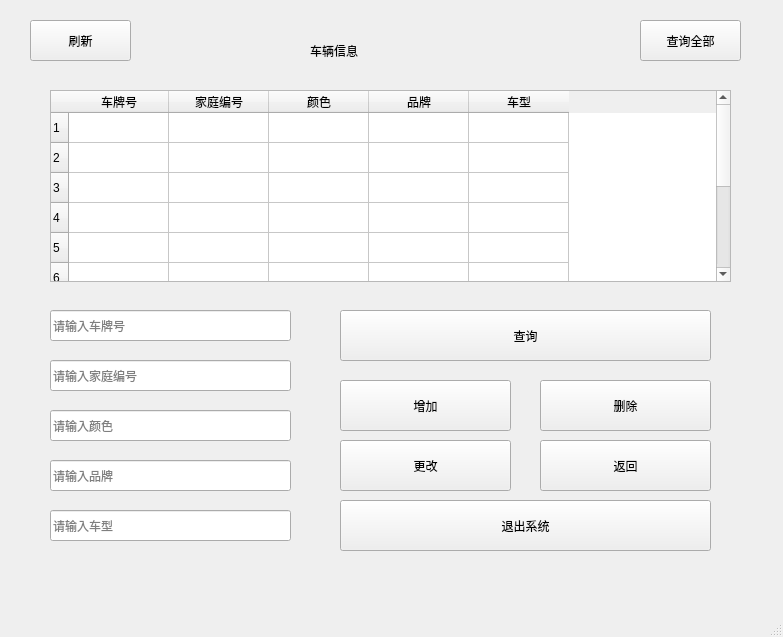
Old version of the form code/root_car.ui in the repository wan-qiang/Database_classdesigner.
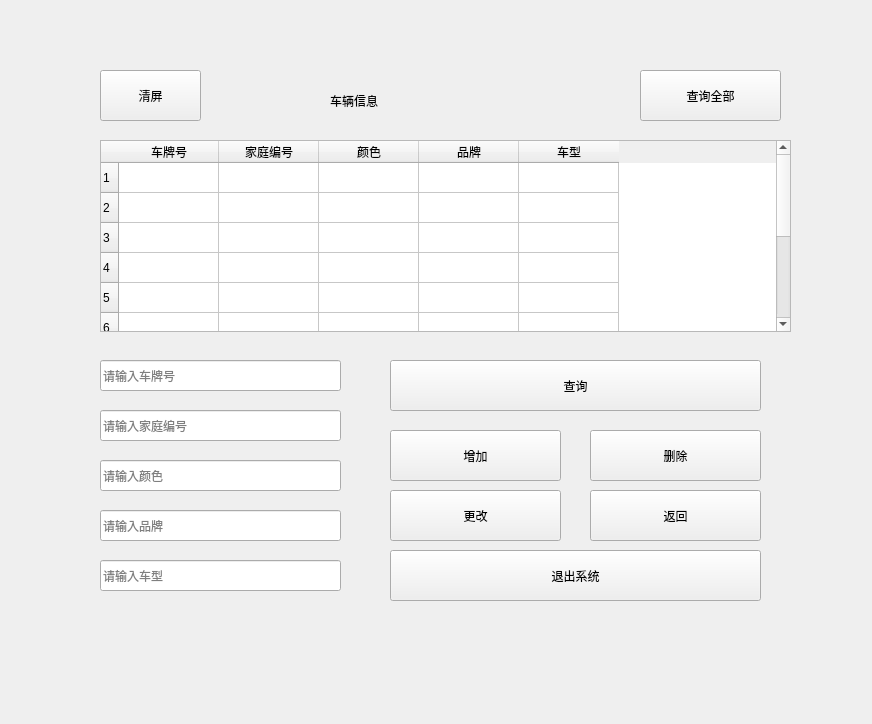
New version of the form. Icons and pictures are not drawn.

What changed in the file:
```diff
--- a/code/root_car.ui
+++ b/code/root_car.ui
@@ -6,32 +6,35 @@
    <rect>
     <x>0</x>
     <y>0</y>
-    <width>783</width>
-    <height>637</height>
+    <width>872</width>
+    <height>724</height>
    </rect>
   </property>
   <property name="minimumSize">
    <size>
-    <width>783</width>
-    <height>637</height>
+    <width>872</width>
+    <height>724</height>
    </size>
   </property>
   <property name="maximumSize">
    <size>
-    <width>783</width>
-    <height>637</height>
+    <width>872</width>
+    <height>724</height>
    </size>
   </property>
   <property name="windowTitle">
    <string>root_车辆信息</string>
   </property>
+  <property name="styleSheet">
+   <string notr="true">#centralwidget{border-image: url(:/background/background1.jpg);}</string>
+  </property>
   <widget class="QWidget" name="centralwidget">
    <widget class="QTableWidget" name="tableWidget">
     <property name="geometry">
      <rect>
-      <x>50</x>
-      <y>90</y>
-      <width>681</width>
+      <x>100</x>
+      <y>140</y>
+      <width>691</width>
       <height>192</height>
      </rect>
     </property>
@@ -114,9 +117,9 @@
    <widget class="QLabel" name="label">
     <property name="geometry">
      <rect>
-      <x>310</x>
-      <y>30</y>
-      <width>141</width>
+      <x>330</x>
+      <y>80</y>
+      <width>191</width>
       <height>41</height>
      </rect>
     </property>
@@ -130,8 +133,8 @@
    <widget class="QLineEdit" name="lineEdit">
     <property name="geometry">
      <rect>
-      <x>50</x>
-      <y>310</y>
+      <x>100</x>
+      <y>360</y>
       <width>241</width>
       <height>31</height>
      </rect>
@@ -143,8 +146,8 @@
    <widget class="QLineEdit" name="lineEdit_2">
     <property name="geometry">
      <rect>
-      <x>50</x>
-      <y>360</y>
+      <x>100</x>
+      <y>410</y>
       <width>241</width>
       <height>31</height>
      </rect>
@@ -156,8 +159,8 @@
    <widget class="QLineEdit" name="lineEdit_3">
     <property name="geometry">
      <rect>
-      <x>50</x>
-      <y>410</y>
+      <x>100</x>
+      <y>460</y>
       <width>241</width>
       <height>31</height>
      </rect>
@@ -169,8 +172,8 @@
    <widget class="QLineEdit" name="lineEdit_4">
     <property name="geometry">
      <rect>
-      <x>50</x>
-      <y>460</y>
+      <x>100</x>
+      <y>510</y>
       <width>241</width>
       <height>31</height>
      </rect>
@@ -182,8 +185,8 @@
    <widget class="QLineEdit" name="lineEdit_5">
     <property name="geometry">
      <rect>
-      <x>50</x>
-      <y>510</y>
+      <x>100</x>
+      <y>560</y>
       <width>241</width>
       <height>31</height>
      </rect>
@@ -196,11 +199,14 @@
     <property name="geometry">
      <rect>
       <x>640</x>
-      <y>20</y>
-      <width>101</width>
-      <height>41</height>
+      <y>70</y>
+      <width>141</width>
+      <height>51</height>
      </rect>
     </property>
+    <property name="styleSheet">
+     <string notr="true">font: 16pt &quot;Arial&quot;;</string>
+    </property>
     <property name="text">
      <string>查询全部</string>
     </property>
@@ -208,21 +214,24 @@
    <widget class="QPushButton" name="pushButton_2">
     <property name="geometry">
      <rect>
-      <x>30</x>
-      <y>20</y>
+      <x>100</x>
+      <y>70</y>
       <width>101</width>
-      <height>41</height>
+      <height>51</height>
      </rect>
     </property>
+    <property name="styleSheet">
+     <string notr="true">font: 16pt &quot;Arial&quot;;</string>
+    </property>
     <property name="text">
-     <string>刷新</string>
+     <string>清屏</string>
     </property>
    </widget>
    <widget class="QPushButton" name="pushButton_3">
     <property name="geometry">
      <rect>
-      <x>340</x>
-      <y>310</y>
+      <x>390</x>
+      <y>360</y>
       <width>371</width>
       <height>51</height>
      </rect>
@@ -237,8 +246,8 @@
    <widget class="QPushButton" name="pushButton_4">
     <property name="geometry">
      <rect>
-      <x>340</x>
-      <y>380</y>
+      <x>390</x>
+      <y>430</y>
       <width>171</width>
       <height>51</height>
      </rect>
@@ -253,8 +262,8 @@
    <widget class="QPushButton" name="pushButton_5">
     <property name="geometry">
      <rect>
-      <x>540</x>
-      <y>380</y>
+      <x>590</x>
+      <y>430</y>
       <width>171</width>
       <height>51</height>
      </rect>
@@ -269,8 +278,8 @@
    <widget class="QPushButton" name="pushButton_6">
     <property name="geometry">
      <rect>
-      <x>340</x>
-      <y>440</y>
+      <x>390</x>
+      <y>490</y>
       <width>171</width>
       <height>51</height>
      </rect>
@@ -285,8 +294,8 @@
    <widget class="QPushButton" name="pushButton_7">
     <property name="geometry">
      <rect>
-      <x>540</x>
-      <y>440</y>
+      <x>590</x>
+      <y>490</y>
       <width>171</width>
       <height>51</height>
      </rect>
@@ -301,8 +310,8 @@
    <widget class="QPushButton" name="pushButton_8">
     <property name="geometry">
      <rect>
-      <x>340</x>
-      <y>500</y>
+      <x>390</x>
+      <y>550</y>
       <width>371</width>
       <height>51</height>
      </rect>
@@ -315,17 +324,6 @@
     </property>
    </widget>
   </widget>
-  <widget class="QMenuBar" name="menubar">
-   <property name="geometry">
-    <rect>
-     <x>0</x>
-     <y>0</y>
-     <width>783</width>
-     <height>26</height>
-    </rect>
-   </property>
-  </widget>
-  <widget class="QStatusBar" name="statusbar"/>
  </widget>
  <resources/>
  <connections/>
```
Left out of the diff: 6 changed lines with no effect on the pictures.
